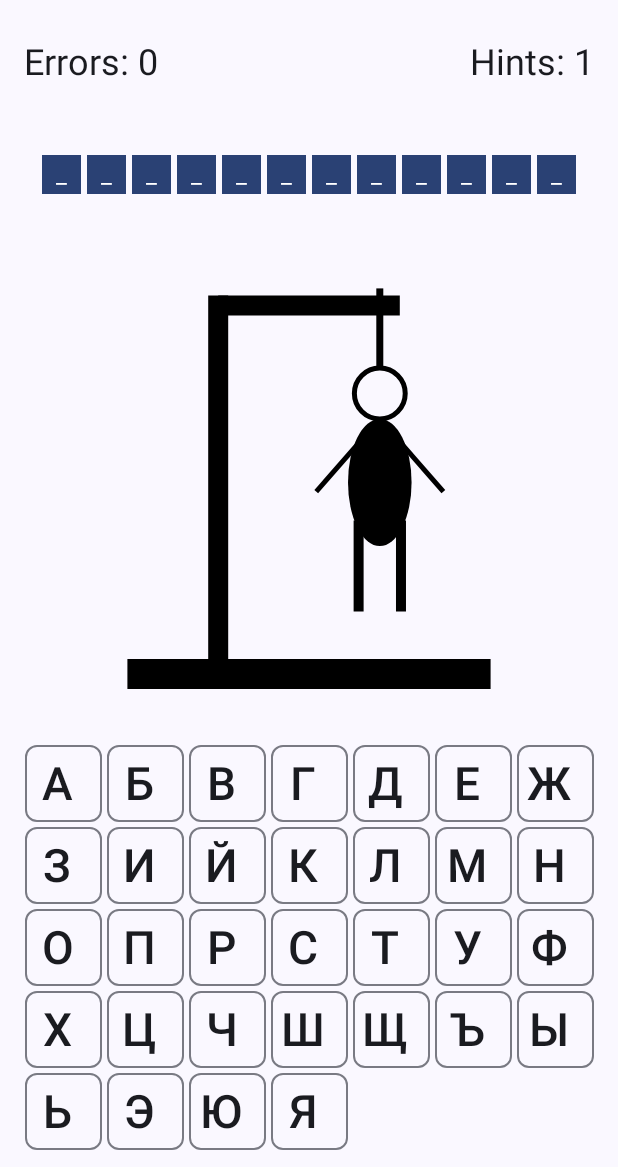
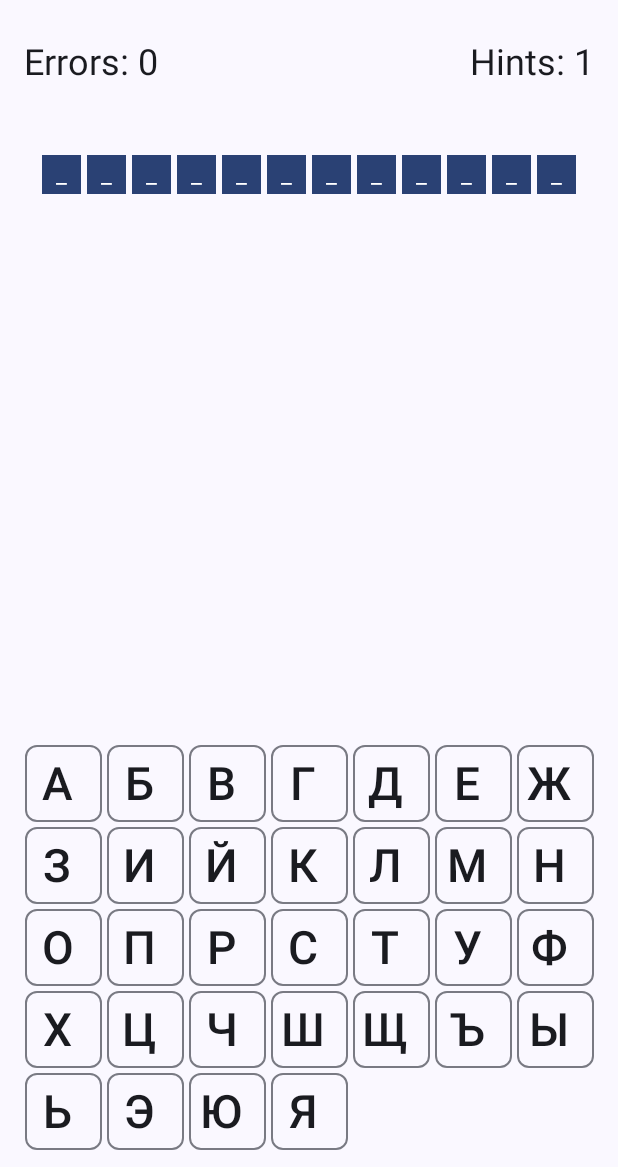
Before and after one commit to chskela/GallowsGame, an Android app built with Jetpack Compose: the screen it shows after launch (MainActivity), on a phone screen of 412 x 824 dp, the part 69-1236 px from its top. Run offline under Robolectric (Android 15) with nearby library versions, the light colour scheme and no system bars; our stand-ins replace Dagger/Hilt's generated code, window size class.

Commit message:
feat: added a stepwise gallows change

```diff
--- a/app/src/main/java/com/chskela/gallowsgame/presentation/screens/main/MainScreen.kt
+++ b/app/src/main/java/com/chskela/gallowsgame/presentation/screens/main/MainScreen.kt
@@ -115,7 +115,10 @@ fun MainScreen(
                             }
                             VerticalSpacer8Dp()
                             Mask(modifier = Modifier.weight(0.2f), mask = uiState.mask)
-                            ImageOfGallows(modifier = Modifier.weight(0.6f))
+                            ImageOfGallows(
+                                modifier = Modifier.weight(0.6f),
+                                stage = uiState.attempts
+                            )
                         }
                     }
                 }
--- a/app/src/main/java/com/chskela/gallowsgame/presentation/ui/components/gallowsview/ImageOfGallows.kt
+++ b/app/src/main/java/com/chskela/gallowsgame/presentation/ui/components/gallowsview/ImageOfGallows.kt
@@ -11,21 +11,20 @@ import androidx.compose.runtime.Composable
 import androidx.compose.ui.Modifier
 import androidx.compose.ui.geometry.Offset
 import androidx.compose.ui.geometry.Size
-import androidx.compose.ui.graphics.Color
 import androidx.compose.ui.graphics.drawscope.Stroke
 import androidx.compose.ui.tooling.preview.Preview
 import androidx.compose.ui.unit.dp
 import com.chskela.gallowsgame.presentation.ui.theme.GallowsGameTheme
 
 @Composable
-fun ImageOfGallows(modifier: Modifier = Modifier) {
+fun ImageOfGallows(modifier: Modifier = Modifier, stage: Int) {
+    val color = MaterialTheme.colorScheme.onBackground
+
     Canvas(
         modifier = modifier
             .fillMaxSize()
             .background(MaterialTheme.colorScheme.background)
     ) {
-        val color = Color.Black
-
         val height = size.height
         val baseWidth = height * 0.8f
         val topOfPost = height * 0.1f
@@ -47,37 +46,47 @@ fun ImageOfGallows(modifier: Modifier = Modifier) {
         val paddingLegs = sizeOval.width / 3
 
         // Base
+        if (stage >= 1) {
             drawLine(
                 color = color,
                 start = Offset(center.x - baseWidth / 2, height - strokeWidthBase),
                 end = Offset(center.x + baseWidth / 2, height - strokeWidthBase),
                 strokeWidth = strokeWidthBase
             )
+        }
+
         //Post
+        if (stage >= 2) {
             drawLine(
                 color = color,
                 start = Offset(center.x - baseWidth / 4, height - strokeWidthBase),
                 end = Offset(center.x - baseWidth / 4, topOfPost),
                 strokeWidth = strokeWidthPost
             )
+        }
 
         // Crossbar
+        if (stage >= 3) {
             drawLine(
                 color = color,
                 start = Offset(center.x - baseWidth / 4, topOfPost + strokeWidthCrossbar / 2),
                 end = Offset(center.x + baseWidth / 4, topOfPost + strokeWidthCrossbar / 2),
                 strokeWidth = strokeWidthCrossbar
             )
+        }
 
         // Rope
+        if (stage >= 4) {
             drawLine(
                 color = color,
                 start = Offset(center.x + baseWidth / 4 - paddingRope, topOfPost - strokeWidthRope),
                 end = Offset(center.x + baseWidth / 4 - paddingRope, topOfPost + lengthRope),
                 strokeWidth = strokeWidthRope
             )
+        }
 
         // Head
+        if (stage >= 5) {
             drawCircle(
                 color = color,
                 radius = radiusHead,
@@ -87,16 +96,20 @@ fun ImageOfGallows(modifier: Modifier = Modifier) {
                 ),
                 style = Stroke(5f)
             )
+        }
 
         // Body
+        if (stage >= 6) {
             drawOval(
                 color = color, topLeft = Offset(
                     center.x + baseWidth / 4 - paddingRope - sizeOval.width / 2,
                     topOfPost + lengthRope + radiusHead * 2
                 ), size = sizeOval
             )
+        }
 
         // Hands
+        if (stage >= 7) {
             drawLine(
                 color = color,
                 start = Offset(
@@ -121,9 +134,10 @@ fun ImageOfGallows(modifier: Modifier = Modifier) {
                 ),
                 strokeWidth = strokeWidthHands
             )
+        }
 
         // Legs
-
+        if (stage >= 8) {
             drawLine(
                 color = color,
                 start = Offset(
@@ -149,6 +163,8 @@ fun ImageOfGallows(modifier: Modifier = Modifier) {
                 strokeWidth = strokeWidthLegs
             )
         }
+
+    }
 }
 
 @Preview(showBackground = true, showSystemUi = true)
@@ -157,7 +173,7 @@ fun ImageOfGallows(modifier: Modifier = Modifier) {
 fun PreviewKeyboardGrid() {
     GallowsGameTheme {
         Box(Modifier.size(400.dp)) {
-            ImageOfGallows()
+            ImageOfGallows(stage = 8)
         }
 
     }
```
Lines whose indentation alone changed are shown as unchanged.
